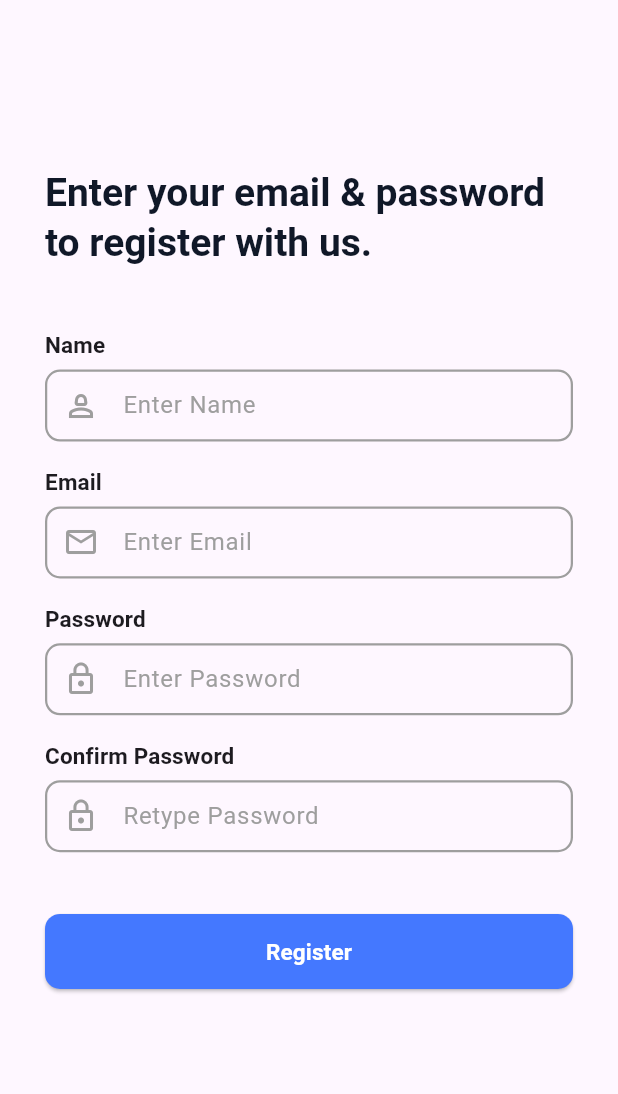
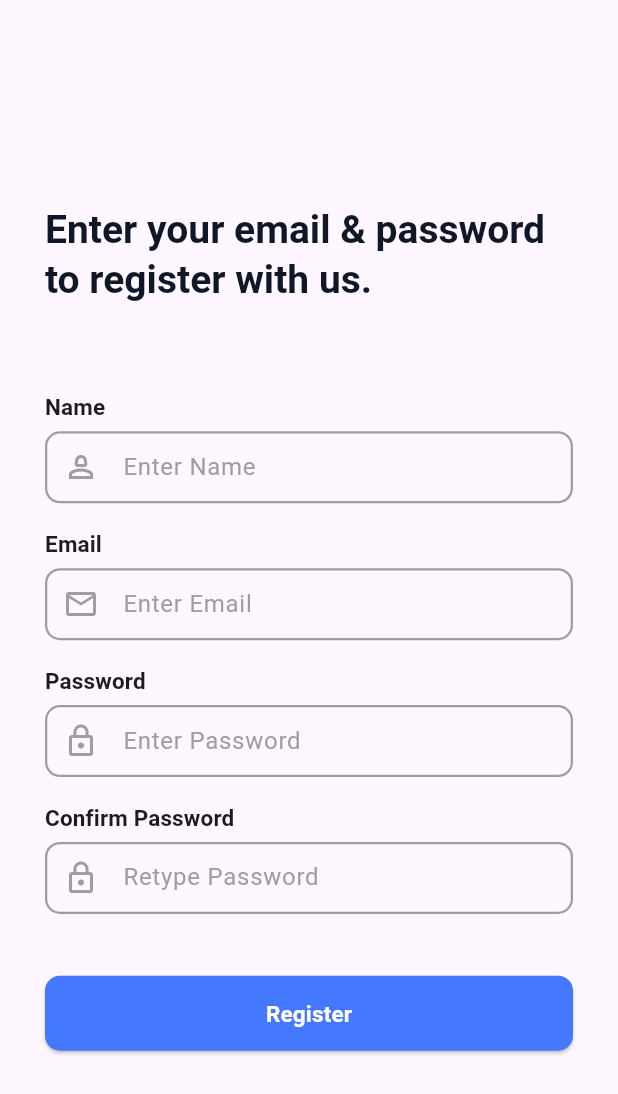
Before and after one commit to Anujit-Datta/social_media_app, a Flutter app: the RegistrationScreen screen opened directly, on a phone screen of 412 x 824 dp. Shown: the top 1094 px of the screen. Run offline on Flutter 3.47's test engine with Material 3 defaults, Android fonts, the phone set to English and light mode, and no system bars; our stand-ins replace firebase_auth, firebase_core, get, loading_animation_widget; accounts and stored records are empty; generated files the repository leaves out were written again.

```diff
--- a/lib/presentation/screens/registration_screen.dart
+++ b/lib/presentation/screens/registration_screen.dart
@@ -11,10 +11,15 @@ class RegistrationScreen extends StatefulWidget {
 class _RegistrationScreenState extends State<RegistrationScreen> {
   final GlobalKey<FormState> _formKey = GlobalKey<FormState>();
   final TextEditingController _nameTEController = TextEditingController();
+  final _nameFocusNode= FocusNode();
   final TextEditingController _emailTEController = TextEditingController();
+  final _emailFocusNode= FocusNode();
   final TextEditingController _passwordTEController = TextEditingController();
+  final _passwordFocusNode= FocusNode();
   final TextEditingController _confirmPasswordTEController =
       TextEditingController();
+  final _confirmPasswordFocusNode= FocusNode();
+
   @override
   Widget build(BuildContext context) {
     return Scaffold(
@@ -27,13 +32,13 @@ class _RegistrationScreenState extends State<RegistrationScreen> {
             mainAxisAlignment: MainAxisAlignment.center,
             crossAxisAlignment: CrossAxisAlignment.start,
             children: [
-              SizedBox(height: MediaQuery.sizeOf(context).height*0.1,),
+              SizedBox(height: MediaQuery.sizeOf(context).height*0.13,),
               Text(
                 'Enter your email & password to register with us.',
                 style: Theme.of(context).textTheme.titleLarge,
               ),
               SizedBox(
-                height: MediaQuery.sizeOf(context).height * 0.05,
+                height: MediaQuery.sizeOf(context).height * 0.07,
               ),
               Form(
                 key: _formKey,
@@ -48,17 +53,7 @@ class _RegistrationScreenState extends State<RegistrationScreen> {
                     SizedBox(
                       height: MediaQuery.sizeOf(context).height * 0.03,
                     ),
-                    ElevatedButton(
-                      onPressed: () {
-                        if (_formKey.currentState!.validate()) {}
-                      },
-                      child: Text(
-                        'Register',
-                        style: Theme.of(context).textTheme.titleSmall!.copyWith(
-                              color: Colors.white,
-                            ),
-                      ),
-                    ),
+                    registerButton(context),
                     SizedBox(height: MediaQuery.sizeOf(context).height*0.05,),
                   ],
                 ),
@@ -68,6 +63,20 @@ class _RegistrationScreenState extends State<RegistrationScreen> {
         ),
       ),
     );
+  }
+
+  ElevatedButton registerButton(BuildContext context) {
+    return ElevatedButton(
+                    onPressed: () {
+                      if (_formKey.currentState!.validate()) {}
+                    },
+                    child: Text(
+                      'Register',
+                      style: Theme.of(context).textTheme.titleSmall!.copyWith(
+                            color: Colors.white,
+                          ),
+                    ),
+                  );
   }
 
   Column confirmPasswordField(BuildContext context) {
@@ -83,6 +92,7 @@ class _RegistrationScreenState extends State<RegistrationScreen> {
         ),
         TextFormField(
           controller: _confirmPasswordTEController,
+          focusNode: _confirmPasswordFocusNode,
           cursorColor: AppColors.accentColor,
           decoration: const InputDecoration(
             hintText: 'Retype Password',
@@ -99,6 +109,9 @@ class _RegistrationScreenState extends State<RegistrationScreen> {
             } else {
               return null;
             }
+          },
+          onFieldSubmitted: (text){
+            _confirmPasswordFocusNode.unfocus();
           },
         ),
         SizedBox(
@@ -121,6 +134,7 @@ class _RegistrationScreenState extends State<RegistrationScreen> {
         ),
         TextFormField(
           controller: _passwordTEController,
+          focusNode: _passwordFocusNode,
           cursorColor: AppColors.accentColor,
           decoration: const InputDecoration(
             hintText: 'Enter Password',
@@ -137,6 +151,9 @@ class _RegistrationScreenState extends State<RegistrationScreen> {
             } else {
               return null;
             }
+          },
+          onFieldSubmitted: (text){
+            _confirmPasswordFocusNode.requestFocus();
           },
         ),
         SizedBox(
@@ -159,6 +176,7 @@ class _RegistrationScreenState extends State<RegistrationScreen> {
         ),
         TextFormField(
           controller: _emailTEController,
+          focusNode: _emailFocusNode,
           cursorColor: AppColors.accentColor,
           decoration: const InputDecoration(
             hintText: 'Enter Email',
@@ -172,6 +190,9 @@ class _RegistrationScreenState extends State<RegistrationScreen> {
             } else {
               return null;
             }
+          },
+          onFieldSubmitted: (text){
+            _passwordFocusNode.requestFocus();
           },
         ),
         SizedBox(
@@ -194,6 +215,7 @@ class _RegistrationScreenState extends State<RegistrationScreen> {
         ),
         TextFormField(
           controller: _nameTEController,
+          focusNode: _nameFocusNode,
           cursorColor: AppColors.accentColor,
           decoration: const InputDecoration(
             hintText: 'Enter Name',
@@ -205,6 +227,9 @@ class _RegistrationScreenState extends State<RegistrationScreen> {
             }else {
               return null;
             }
+          },
+          onFieldSubmitted: (text){
+            _emailFocusNode.requestFocus();
           },
         ),
         SizedBox(
```
